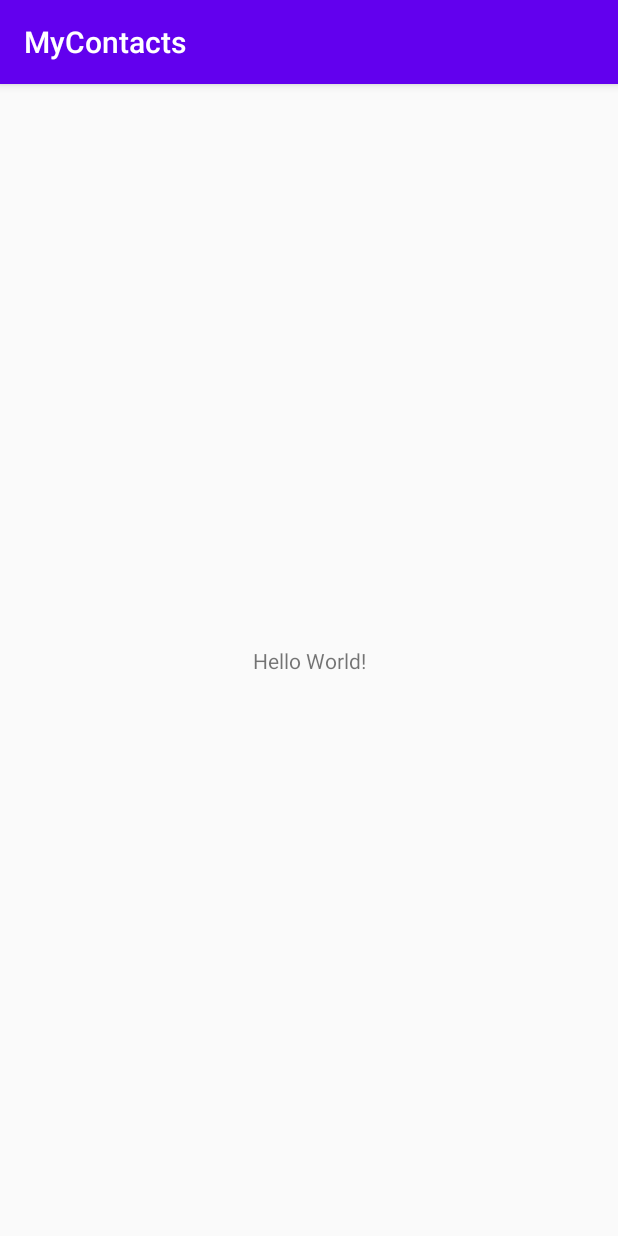
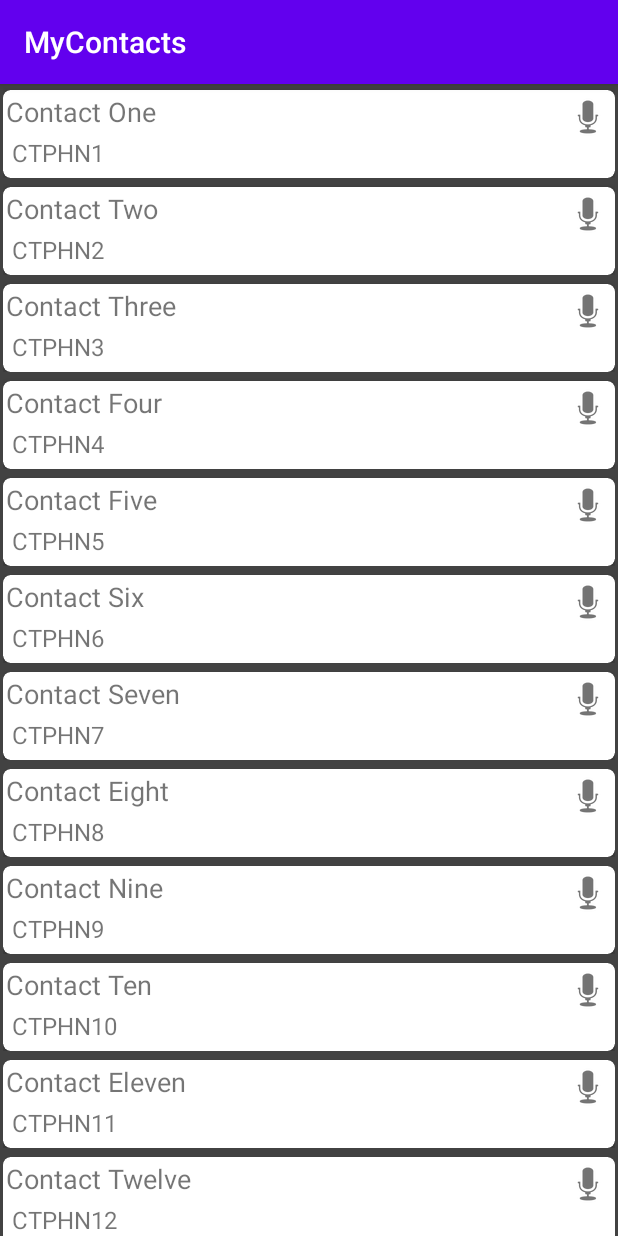
Before and after one commit to nanduarakalig1t/MyContacts, an Android app: the screen it shows after launch (MainActivity), on a phone screen of 412 x 824 dp. Run offline under Robolectric (Android 15) with nearby library versions, the phone set to English and light mode, and no system bars.

Commit message:
Working application
changes completed

```diff
--- a/app/build.gradle
+++ b/app/build.gradle
@@ -26,6 +26,8 @@ dependencies {
     implementation fileTree(dir: "libs", include: ["*.jar"])
     implementation 'androidx.appcompat:appcompat:1.1.0'
     implementation 'androidx.constraintlayout:constraintlayout:1.1.3'
+    implementation 'androidx.recyclerview:recyclerview:1.1.0'
+    implementation 'androidx.cardview:cardview:1.0.0'
     testImplementation 'junit:junit:4.12'
     androidTestImplementation 'androidx.test.ext:junit:1.1.1'
     androidTestImplementation 'androidx.test.espresso:espresso-core:3.2.0'
--- a/app/src/main/AndroidManifest.xml
+++ b/app/src/main/AndroidManifest.xml
@@ -9,10 +9,10 @@
         android:roundIcon="@mipmap/ic_launcher_round"
         android:supportsRtl="true"
         android:theme="@style/AppTheme">
+        <activity android:name=".adapters.DetailDisplay"></activity>
         <activity android:name=".MainActivity">
             <intent-filter>
                 <action android:name="android.intent.action.MAIN" />
-
                 <category android:name="android.intent.category.LAUNCHER" />
             </intent-filter>
         </activity>
--- a/app/src/main/java/com/example/mycontacts/MainActivity.java
+++ b/app/src/main/java/com/example/mycontacts/MainActivity.java
@@ -1,36 +1,85 @@
 package com.example.mycontacts;
 
 import androidx.appcompat.app.AppCompatActivity;
+import androidx.recyclerview.widget.LinearLayoutManager;
+import androidx.recyclerview.widget.RecyclerView;
 
 import android.os.Bundle;
 import android.util.Log;
+import android.widget.ArrayAdapter;
+import android.widget.ListView;
 
+import com.example.mycontacts.adapters.RecyclerViewAdapter;
 import com.example.mycontacts.data.DatabaseHandler;
 import com.example.mycontacts.model.Contact;
 
 import java.util.ArrayList;
 
 public class MainActivity extends AppCompatActivity {
+    //private ListView listView;
+    private RecyclerView recyclerView;
+    private RecyclerViewAdapter recyclerViewAdapter;
+    private ArrayList<Contact> contactList;
+    private ArrayAdapter<String> arrayAdapter;
 
     @Override
     protected void onCreate(Bundle savedInstanceState) {
         super.onCreate(savedInstanceState);
         setContentView(R.layout.activity_main);
+        recyclerView = findViewById(R.id.rvFrame);
+        recyclerView.setHasFixedSize(true);
+        recyclerView.setLayoutManager(new LinearLayoutManager(this));
         DatabaseHandler db = new DatabaseHandler(MainActivity.this);
-        ArrayList<Contact> arrayList = new ArrayList<Contact>();
+        //ArrayList<Contact> arrayList = new ArrayList<Contact>();
+        db.addContact(new Contact("Contact One","CTPHN1"));
+        db.addContact(new Contact("Contact Two","CTPHN2"));
+        db.addContact(new Contact("Contact Three","CTPHN3"));
+        db.addContact(new Contact("Contact Four","CTPHN4"));
+        db.addContact(new Contact("Contact Five","CTPHN5"));
+        db.addContact(new Contact("Contact Six","CTPHN6"));
+        db.addContact(new Contact("Contact Seven","CTPHN7"));
+        db.addContact(new Contact("Contact Eight","CTPHN8"));
+        db.addContact(new Contact("Contact Nine","CTPHN9"));
+        db.addContact(new Contact("Contact Ten","CTPHN10"));
+        db.addContact(new Contact("Contact Eleven","CTPHN11"));
+        db.addContact(new Contact("Contact Twelve","CTPHN12"));
+
+        contactList = db.getAllContacts();
+        //for (Contact contact: contactList){
+        //    Log.d("DBH", "Get all: " + contact.toString());
+        //    contactList.add(contact);
+        //}
+        Log.d("DBH", "Get total count: " + db.getTableCount());
+
+        recyclerViewAdapter = new RecyclerViewAdapter(MainActivity.this,contactList);
+        recyclerView.setAdapter(recyclerViewAdapter);
+        //listView = findViewById(R.id.lvContacts);
 
 
-        Contact firstContact = new Contact();
-        firstContact.setContactName("Contact One");
-        firstContact.setContactPhoneNumber("CTPN1");
+        //Contact firstContact = new Contact();
+        //firstContact.setContactName("Contact One");
+        //firstContact.setContactPhoneNumber("CTPN1");
 
         //db.addContact(firstContact);
 
-        Contact secondContact = new Contact();
-        secondContact.setContactID(2);
-        secondContact.setContactName("Contact Two");
-        secondContact.setContactPhoneNumber("CTPN2");
+        //Contact secondContact = new Contact();
+        //secondContact.setContactID(2);
+        //secondContact.setContactName("Contact Two");
+        //secondContact.setContactPhoneNumber("CTPN2");
 
+        //db.addContact(secondContact);
+        //db.addContact(new Contact("Contact One","CTPHN1"));
+        //db.addContact(new Contact("Contact Two","CTPHN2"));
+        //db.addContact(new Contact("Contact Three","CTPHN3"));
+        //db.addContact(new Contact("Contact Four","CTPHN4"));
+        //db.addContact(new Contact("Contact Five","CTPHN5"));
+        //db.addContact(new Contact("Contact Six","CTPHN6"));
+        //db.addContact(new Contact("Contact Seven","CTPHN7"));
+        //db.addContact(new Contact("Contact Eight","CTPHN8"));
+        //db.addContact(new Contact("Contact Nine","CTPHN9"));
+        //db.addContact(new Contact("Contact Ten","CTPHN10"));
+        //db.addContact(new Contact("Contact Eleven","CTPHN11"));
+        //db.addContact(new Contact("Contact Twelve","CTPHN12"));
 
         //int i = db.updateContact(secondContact);
         //Log.d("DBH", "Get by ID RC: " + i);
@@ -38,11 +87,9 @@ public class MainActivity extends AppCompatActivity {
         //db.deleteContactbyID(secondContact);
 
 
-        arrayList = db.getAllContacts();
-        for (Contact contact: arrayList){
-            Log.d("DBH", "Get all: " + contact.toString());
-        }
-        Log.d("DBH", "Get total count: " + db.getTableCount());
+
+        //arrayAdapter = new ArrayAdapter(this,android.R.layout.simple_list_item_1,contactList);
+        //listView.setAdapter(arrayAdapter);
     }
 
 
--- /dev/null
+++ b/app/src/main/java/com/example/mycontacts/adapters/RecyclerViewAdapter.java
@@ -0,0 +1,82 @@
+package com.example.mycontacts.adapters;
+
+import android.content.Context;
+import android.content.Intent;
+import android.util.Log;
+import android.view.LayoutInflater;
+import android.view.View;
+import android.view.ViewGroup;
+import android.widget.ImageView;
+import android.widget.TextView;
+
+import androidx.annotation.NonNull;
+import androidx.recyclerview.widget.RecyclerView;
+
+import com.example.mycontacts.R;
+import com.example.mycontacts.model.Contact;
+
+import java.util.ArrayList;
+
+public class RecyclerViewAdapter extends RecyclerView.Adapter<RecyclerViewAdapter.ViewHolder> {
+
+    private Context context;
+    private ArrayList<Contact> contactList;
+
+    public RecyclerViewAdapter(Context context, ArrayList<Contact> contactList) {
+        this.context = context;
+        this.contactList = contactList;
+    }
+
+    @NonNull
+    @Override
+    public ViewHolder onCreateViewHolder(@NonNull ViewGroup parent, int viewType) {
+        View view = LayoutInflater.from(parent.getContext()).inflate(R.layout.contactrow, parent ,false);
+        return new ViewHolder(view);
+    }
+
+    @Override
+    public void onBindViewHolder(@NonNull RecyclerViewAdapter.ViewHolder holder, int position) {
+        Contact contact = contactList.get(position);
+        holder.name.setText(contact.getContactName());
+        holder.phone.setText(contact.getContactPhoneNumber());
+    }
+
+
+    @Override
+    public int getItemCount() {
+        return contactList.size();
+    }
+
+    public class ViewHolder extends RecyclerView.ViewHolder implements View.OnClickListener{
+
+        public TextView name;
+        public TextView phone;
+        public ImageView callButton;
+
+
+        public ViewHolder(@NonNull View itemView) {
+            super(itemView);
+
+            //itemView.setOnClickListener(this);
+            name = itemView.findViewById(R.id.tvName);
+            phone = itemView.findViewById(R.id.tvPhone);
+            callButton = itemView.findViewById(R.id.callButton);
+
+            callButton.setOnClickListener(this);
+
+        }
+
+        @Override
+        public void onClick(View v) {
+            int position = getAdapterPosition();
+            Contact contact = contactList.get(position);
+            Log.d("CLICK", "onClick: " + contact.getContactName());
+            Intent intent = new Intent(context, DetailDisplay.class);
+            intent.putExtra("name", contact.getContactName());
+            intent.putExtra("phone", contact.getContactPhoneNumber());
+
+            context.startActivity(intent);
+        }
+    }
+
+}
--- a/app/src/main/res/layout/activity_main.xml
+++ b/app/src/main/res/layout/activity_main.xml
@@ -2,17 +2,15 @@
 <androidx.constraintlayout.widget.ConstraintLayout xmlns:android="http://schemas.android.com/apk/res/android"
     xmlns:app="http://schemas.android.com/apk/res-auto"
     xmlns:tools="http://schemas.android.com/tools"
+    android:id="@+id/rvContacts"
     android:layout_width="match_parent"
     android:layout_height="match_parent"
-    tools:context=".MainActivity">
+    tools:context=".MainActivity" >
 
-    <TextView
-        android:layout_width="wrap_content"
-        android:layout_height="wrap_content"
-        android:text="Hello World!"
-        app:layout_constraintBottom_toBottomOf="parent"
-        app:layout_constraintLeft_toLeftOf="parent"
-        app:layout_constraintRight_toRightOf="parent"
-        app:layout_constraintTop_toTopOf="parent" />
-
+    <androidx.recyclerview.widget.RecyclerView
+        android:id="@+id/rvFrame"
+        android:layout_width="match_parent"
+        android:layout_height="match_parent"
+        app:layout_constraintTop_toTopOf="parent"
+        tools:layout_editor_absoluteX="1dp" />
 </androidx.constraintlayout.widget.ConstraintLayout>
--- /dev/null
+++ b/app/src/main/res/layout/contactrow.xml
@@ -0,0 +1,53 @@
+<?xml version="1.0" encoding="utf-8"?>
+<androidx.constraintlayout.widget.ConstraintLayout xmlns:android="http://schemas.android.com/apk/res/android"
+    xmlns:app="http://schemas.android.com/apk/res-auto"
+    xmlns:tools="http://schemas.android.com/tools"
+    android:id="@+id/cLContact"
+    android:background="@color/cardview_dark_background"
+    android:padding="2dp"
+    android:layout_width="match_parent"
+    android:layout_height="wrap_content">
+
+    <androidx.cardview.widget.CardView
+        android:id="@+id/cvContact"
+        android:layout_width="match_parent"
+        android:layout_height="wrap_content"
+        android:layout_marginTop="2dp"
+        app:cardElevation="3dp"
+        app:cardCornerRadius="5dp"
+        app:layout_constraintEnd_toEndOf="parent"
+        app:layout_constraintStart_toStartOf="parent"
+        app:layout_constraintTop_toTopOf="parent" >
+
+    <RelativeLayout
+        android:layout_width="match_parent"
+        android:layout_height="match_parent"
+        android:padding="2dp"
+        app:layout_constraintBottom_toBottomOf="parent"
+        app:layout_constraintTop_toTopOf="parent"
+        tools:layout_editor_absoluteX="1dp">
+     <TextView
+         android:layout_width="wrap_content"
+         android:layout_height="wrap_content"
+         android:id="@+id/tvName"
+         android:text="@string/contactName"
+         android:textSize="18sp"/>
+     <TextView
+            android:layout_below="@id/tvName"
+            android:layout_width="wrap_content"
+            android:layout_height="wrap_content"
+            android:padding="4dp"
+            android:id="@+id/tvPhone"
+            android:text="@string/phonennumber"
+            android:textSize="16sp"/>
+     <ImageView
+            android:id="@+id/callButton"
+            android:layout_alignParentEnd="true"
+            android:background="@android:drawable/ic_btn_speak_now"
+            android:layout_width="wrap_content"
+            android:layout_height="wrap_content"/>
+
+
+    </RelativeLayout>
+    </androidx.cardview.widget.CardView>
+</androidx.constraintlayout.widget.ConstraintLayout>
--- a/app/src/main/res/values/strings.xml
+++ b/app/src/main/res/values/strings.xml
@@ -1,3 +1,5 @@
 <resources>
     <string name="app_name">MyContacts</string>
+    <string name="contactName">Name is displayed here</string>
+    <string name="phonennumber">phoneNnumber</string>
 </resources>
```
Also changed, not shown: app/src/main/java/com/example/mycontacts/adapters/DetailDisplay.java (added, +31 -0 lines), app/src/main/res/layout/activity_detaildisplay.xml (added, +30 -0 lines), 1 other file.
